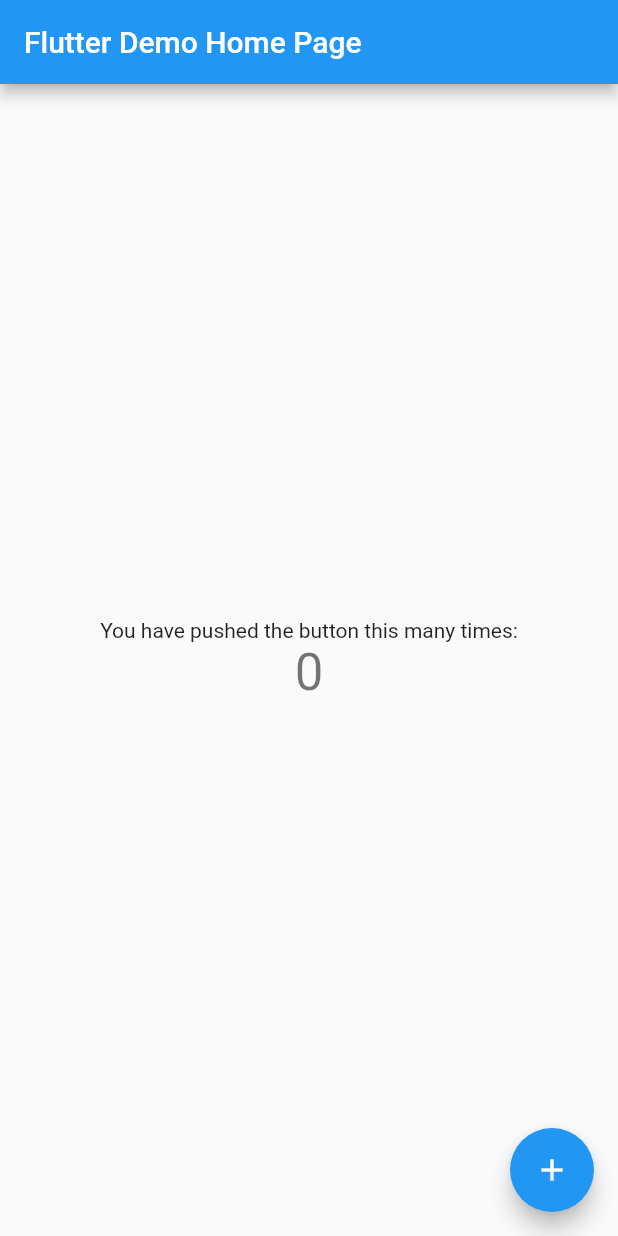
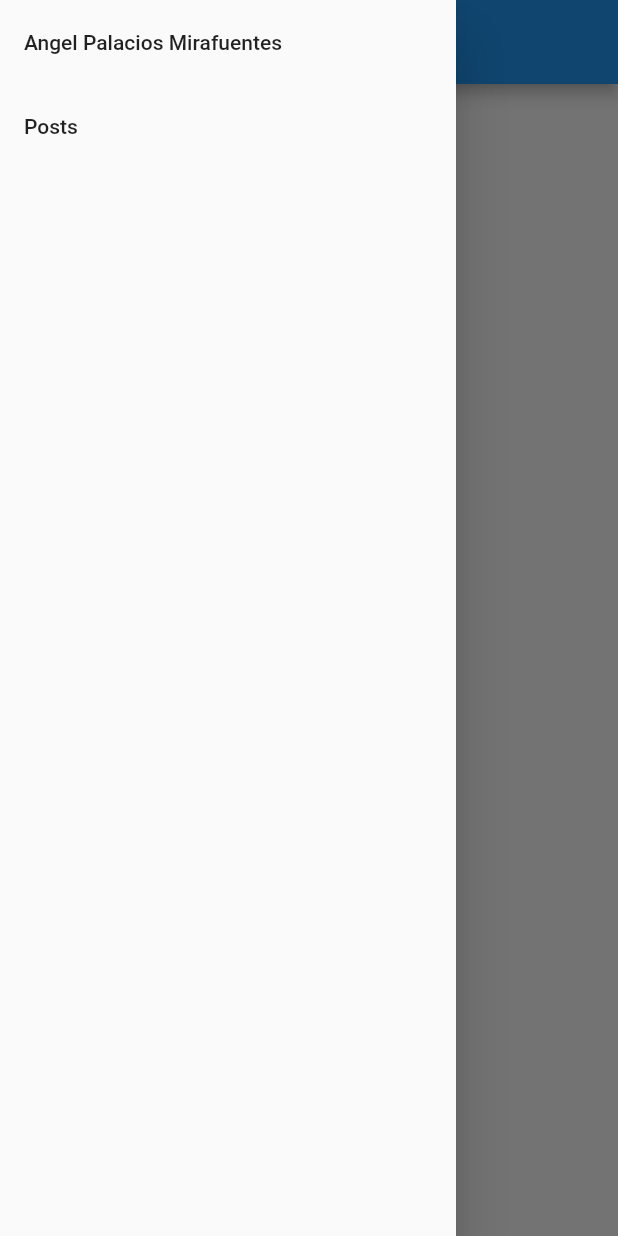
Before and after one commit to APM5691/2021dsm52_equipo05_flutter, a Flutter app: the screen it shows after launch, with the side drawer open (before the commit the screen has no drawer), on a phone screen of 412 x 824 dp. Run offline on Flutter 3.47's test engine with Material 2 defaults, Android fonts, the phone set to English and light mode, and no system bars.

Commit message:
02 New flutter app and basic scaffolding

```diff
--- a/lib/main.dart
+++ b/lib/main.dart
@@ -1,4 +1,5 @@
 import 'package:flutter/material.dart';
+import 'package:flutter_authentication_with_laravel_sanctum/widgets/nav-drawer.dart';
 
 void main() {
   runApp(MyApp());
@@ -11,38 +12,16 @@ class MyApp extends StatelessWidget {
     return MaterialApp(
       title: 'Flutter Demo',
       theme: ThemeData(
-        // This is the theme of your application.
-        //
-        // Try running your application with "flutter run". You'll see the
-        // application has a blue toolbar. Then, without quitting the app, try
-        // changing the primarySwatch below to Colors.green and then invoke
-        // "hot reload" (press "r" in the console where you ran "flutter run",
-        // or simply save your changes to "hot reload" in a Flutter IDE).
-        // Notice that the counter didn't reset back to zero; the application
-        // is not restarted.
         primarySwatch: Colors.blue,
-        // This makes the visual density adapt to the platform that you run
-        // the app on. For desktop platforms, the controls will be smaller and
-        // closer together (more dense) than on mobile platforms.
         visualDensity: VisualDensity.adaptivePlatformDensity,
       ),
-      home: MyHomePage(title: 'Flutter Demo Home Page'),
+      home: MyHomePage(title: 'Autenticacion'),
     );
   }
 }
 
 class MyHomePage extends StatefulWidget {
   MyHomePage({Key key, this.title}) : super(key: key);
-
-  // This widget is the home page of your application. It is stateful, meaning
-  // that it has a State object (defined below) that contains fields that affect
-  // how it looks.
-
-  // This class is the configuration for the state. It holds the values (in this
-  // case the title) provided by the parent (in this case the App widget) and
-  // used by the build method of the State. Fields in a Widget subclass are
-  // always marked "final".
-
   final String title;
 
   @override
@@ -50,19 +29,6 @@ class MyHomePage extends StatefulWidget {
 }
 
 class _MyHomePageState extends State<MyHomePage> {
-  int _counter = 0;
-
-  void _incrementCounter() {
-    setState(() {
-      // This call to setState tells the Flutter framework that something has
-      // changed in this State, which causes it to rerun the build method below
-      // so that the display can reflect the updated values. If we changed
-      // _counter without calling setState(), then the build method would not be
-      // called again, and so nothing would appear to happen.
-      _counter++;
-    });
-  }
-
   @override
   Widget build(BuildContext context) {
     // This method is rerun every time setState is called, for instance as done
@@ -73,45 +39,10 @@ class _MyHomePageState extends State<MyHomePage> {
     // than having to individually change instances of widgets.
     return Scaffold(
       appBar: AppBar(
-        // Here we take the value from the MyHomePage object that was created by
-        // the App.build method, and use it to set our appbar title.
         title: Text(widget.title),
       ),
-      body: Center(
-        // Center is a layout widget. It takes a single child and positions it
-        // in the middle of the parent.
-        child: Column(
-          // Column is also a layout widget. It takes a list of children and
-          // arranges them vertically. By default, it sizes itself to fit its
-          // children horizontally, and tries to be as tall as its parent.
-          //
-          // Invoke "debug painting" (press "p" in the console, choose the
-          // "Toggle Debug Paint" action from the Flutter Inspector in Android
-          // Studio, or the "Toggle Debug Paint" command in Visual Studio Code)
-          // to see the wireframe for each widget.
-          //
-          // Column has various properties to control how it sizes itself and
-          // how it positions its children. Here we use mainAxisAlignment to
-          // center the children vertically; the main axis here is the vertical
-          // axis because Columns are vertical (the cross axis would be
-          // horizontal).
-          mainAxisAlignment: MainAxisAlignment.center,
-          children: <Widget>[
-            Text(
-              'You have pushed the button this many times:',
-            ),
-            Text(
-              '$_counter',
-              style: Theme.of(context).textTheme.headline4,
-            ),
-          ],
-        ),
-      ),
-      floatingActionButton: FloatingActionButton(
-        onPressed: _incrementCounter,
-        tooltip: 'Increment',
-        child: Icon(Icons.add),
-      ), // This trailing comma makes auto-formatting nicer for build methods.
+      drawer: NavDrawer(),
+      body: Center(child: Text("Inicia sesion")),
     );
   }
 }
--- /dev/null
+++ b/lib/widgets/nav-drawer.dart
@@ -0,0 +1,25 @@
+import 'package:flutter/cupertino.dart';
+import 'package:flutter/material.dart';
+import 'package:flutter_authentication_with_laravel_sanctum/screen/posts-screen.dart';
+
+class NavDrawer extends StatelessWidget {
+  @override
+  Widget build(BuildContext context) {
+    return Drawer(
+      child: ListView(
+        children: [
+          ListTile(
+            title: Text("Angel Palacios Mirafuentes"),
+          ),
+          ListTile(
+            title: Text("Posts"),
+            onTap: () {
+              Navigator.push(context,
+                  MaterialPageRoute(builder: (context) => PostsScreen()));
+            },
+          )
+        ],
+      ),
+    );
+  }
+}
```
Also changed, not shown: lib/screen/posts-screen.dart (added, +23 -0 lines).
